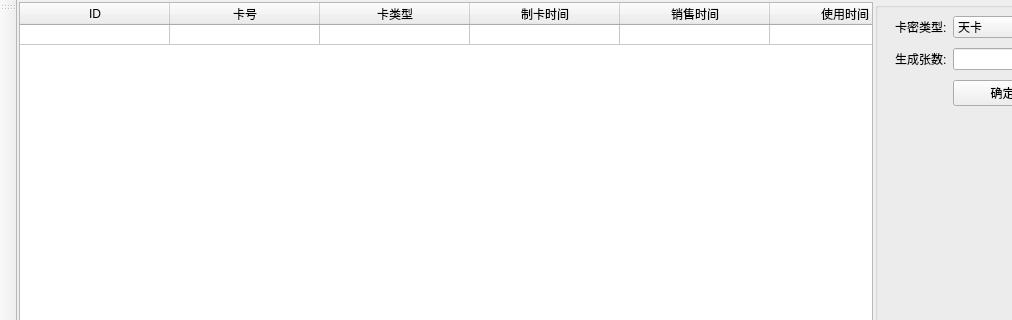
First picture: the form in ui/wnd_server.ui, repository decenfrontier/PyNetAuth, before the edit; both pictures show x 0 to 1012 and y 0 to 320 of the 1097 by 633 pixel window.
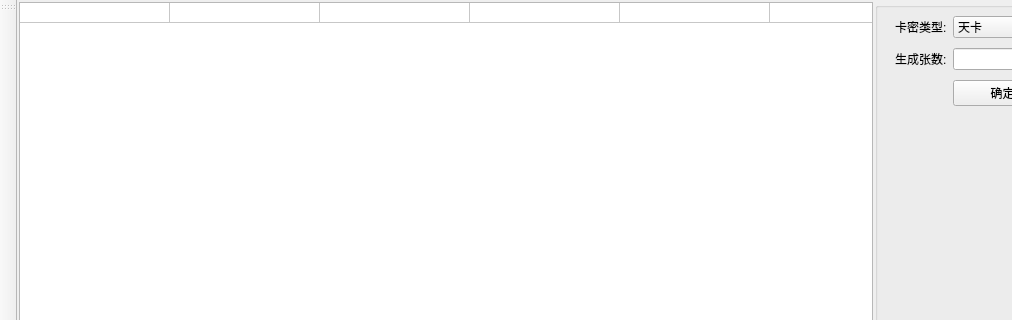
Second picture: the form after the edit. The open tabs and pages were chosen to show the change.

```diff
--- a/ui/wnd_server.ui
+++ b/ui/wnd_server.ui
@@ -734,7 +734,7 @@
              <number>1</number>
             </property>
             <attribute name="horizontalHeaderVisible">
-             <bool>true</bool>
+             <bool>false</bool>
             </attribute>
             <attribute name="horizontalHeaderDefaultSectionSize">
              <number>150</number>
```
Left out of the diff: 2 changed lines with no effect on the pictures.
